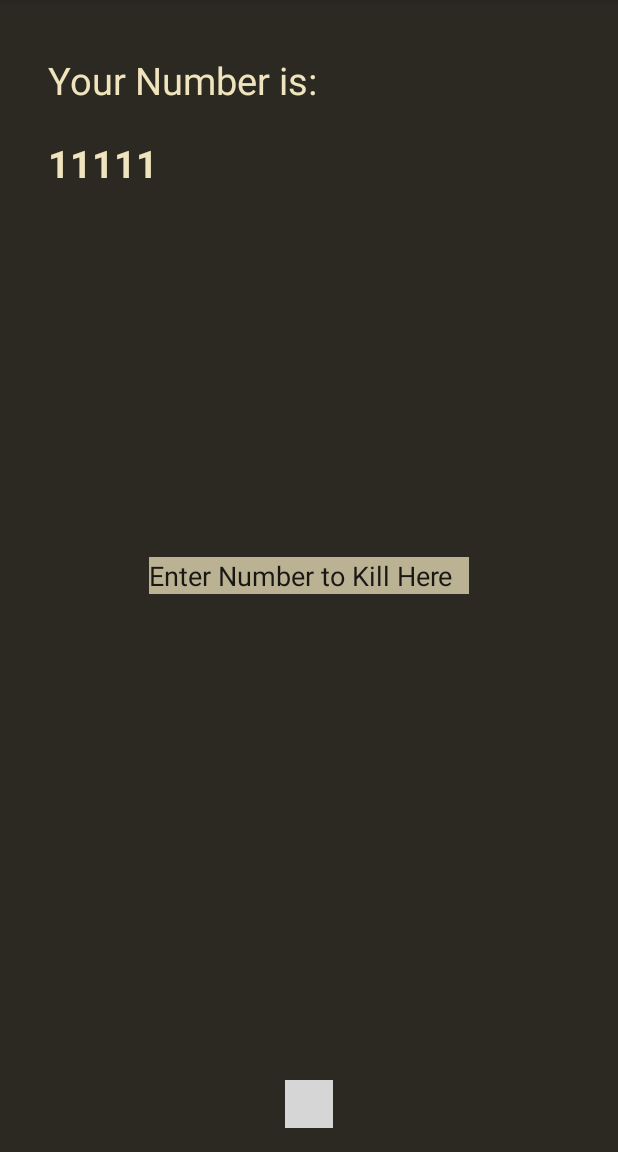
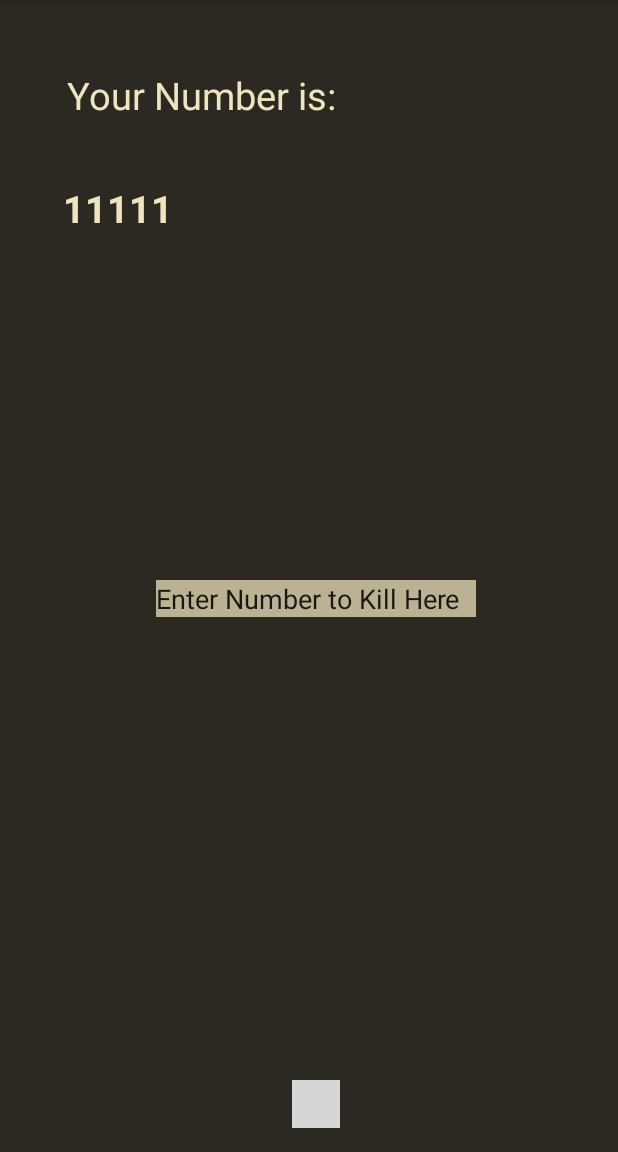
Before and after one commit to thesoupgirl/sharpshooter, an Android app: the screen it shows after launch (FirstLoginActivity), after a tap on an icon or button, on a phone screen of 412 x 824 dp, the part 84-1236 px from its top. Run offline under Robolectric (Android 15) with nearby library versions, the phone set to English and light mode, and no system bars; libraries missing offline, so code that uses them is left out: com.gc.materialdesign; plain views replace ButtonRectangle; 2 statements that could not run were skipped; grey boxes are pictures that could not be loaded.

```diff
--- a/app/src/main/java/com/example/lisacampbell/sharpshooterapp/BeforePhoto.java
+++ b/app/src/main/java/com/example/lisacampbell/sharpshooterapp/BeforePhoto.java
@@ -65,7 +65,7 @@ public class BeforePhoto extends Fragment implements OnClickListener{
         View v = inflater.inflate(R.layout.fragment_before_photo, container, false);
         cameraBtn = (ButtonRectangle) v.findViewById(R.id.cameraBtn);
         top = (TextView) v.findViewById(R.id.frontalSelfie);
-        top.setGravity(Gravity.CENTER_VERTICAL);
+        top.setGravity(Gravity.CENTER_HORIZONTAL);
         onSubmit(v);
         return v;
     }
--- a/app/src/main/res/layout/fragment_before_photo.xml
+++ b/app/src/main/res/layout/fragment_before_photo.xml
@@ -4,11 +4,15 @@
     android:layout_height="match_parent"
     android:id="@+id/content_frame"
     tools:context="com.example.lisacampbell.sharpshooterapp.BeforePhoto"
-    android:background="@color/darky">
+    android:background="@color/darky"
+    android:layoutMode="clipBounds"
+    android:paddingTop="30dp"
+    android:paddingLeft="10dp">
 
     <RelativeLayout xmlns:android="http://schemas.android.com/apk/res/android"
         android:layout_width="match_parent"
         android:layout_height="match_parent"
+        android:layout_gravity="center_horizontal"
         android:paddingLeft="16dp"
         android:paddingRight="16dp" >
 
@@ -23,7 +27,7 @@
         android:layout_alignParentTop="true"
         android:layout_alignParentStart="true"
         android:typeface="normal"
-        android:layout_gravity="center"
+        android:layout_gravity="center_horizontal"
         android:textAlignment="center"
         android:layout_alignEnd="@+id/cameraBtn" />
 
@@ -57,7 +61,7 @@
         android:textColor="@color/backgroundycolor"
         android:layout_below="@id/frontalSelfie"
         android:typeface="normal"
-        android:layout_gravity="center_horizontal|top"
+        android:layout_gravity="center_horizontal"
         android:textAlignment="center"
         android:textStyle="bold" />
 
--- a/app/src/main/res/values/strings.xml
+++ b/app/src/main/res/values/strings.xml
@@ -9,4 +9,5 @@
     <string name="hello_blank_fragment">Hello blank fragment</string>
     <string name="frontalSelfie">Your Number is: </string>
     <string name="number">11111</string>
+    <string name="start">Click the button below to start the game! </string>
 </resources>
```
Also changed, not shown: app/src/main/java/com/example/lisacampbell/sharpshooterapp/StartGame.java (added, +102 -0 lines), app/src/main/res/layout/fragment_start_game.xml (added, +37 -0 lines).
